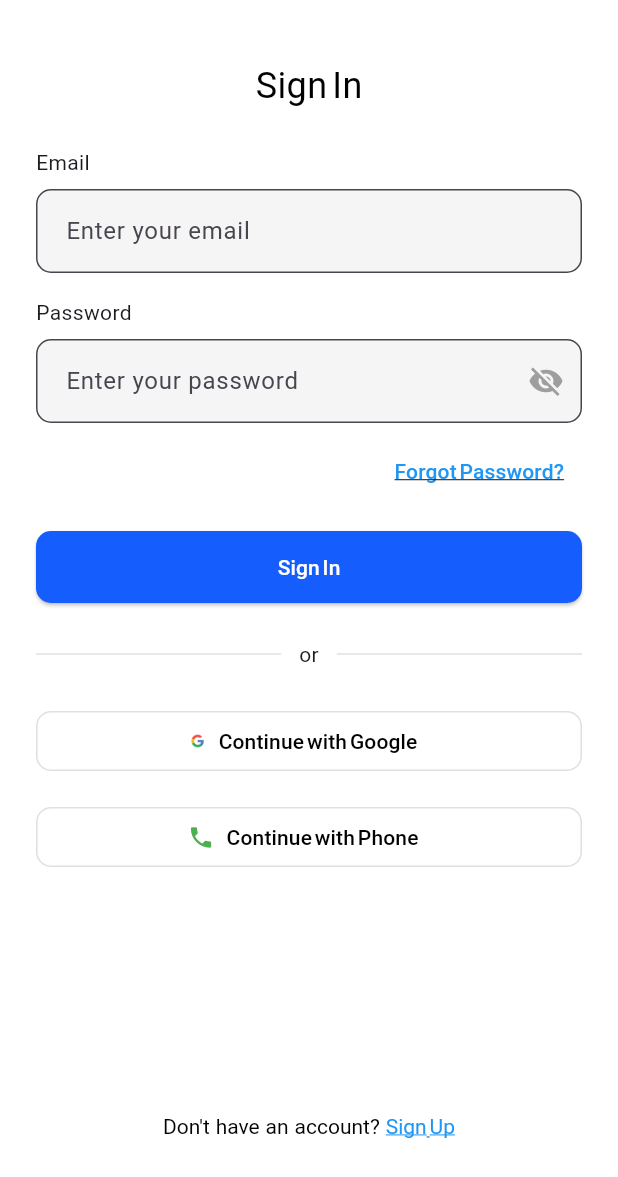
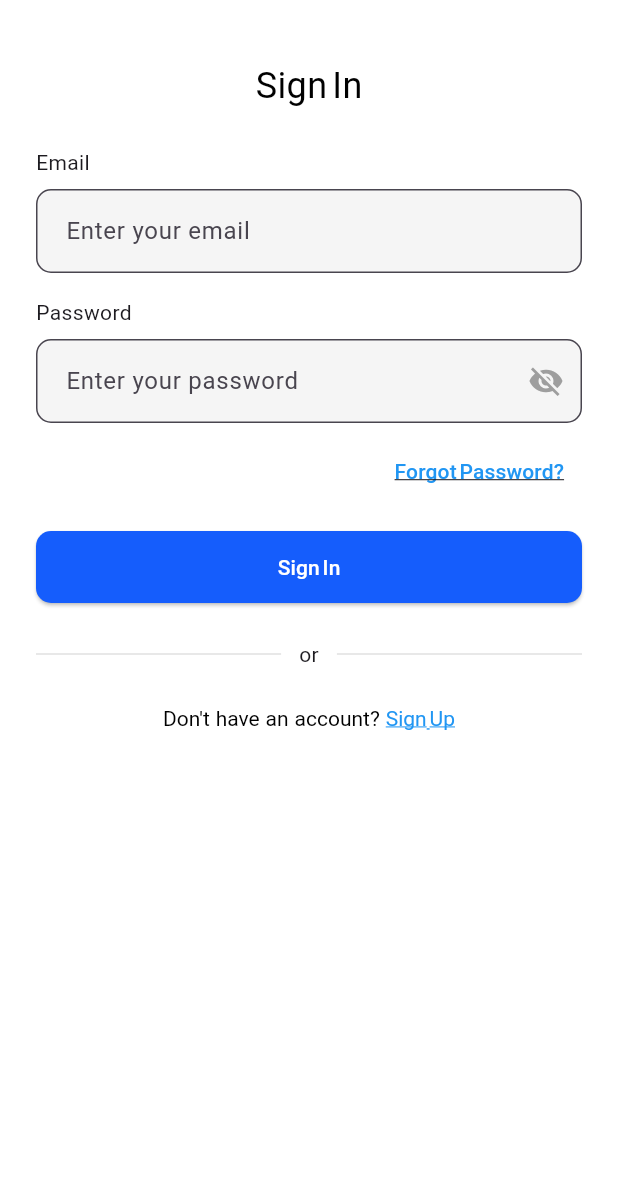
Before and after one commit to nhahub/NHA-227, a Flutter app: the screen it shows after launch, on a phone screen of 412 x 824 dp. Shown: the top 1177 px of the screen. Run offline on Flutter 3.47's test engine with Material 3 defaults, Android fonts, the phone set to English and light mode, and no system bars; our stand-ins replace bloc, cloud_firestore, firebase_auth, firebase_core, flutter_bloc, go_router and 4 more; accounts and stored records are empty.

Commit message:
3la allah

```diff
--- a/lib/screens/auth/signin_screen.dart
+++ b/lib/screens/auth/signin_screen.dart
@@ -167,39 +167,9 @@ class _SignInScreenState extends State<SignInScreen> {
                     const SizedBox(height: 24),
 
                     // Google Button
-                    OutlinedButton.icon(
-                      icon: Image.asset('assets/images/google_logo.png',
-                          width: 12, height: 12),
-                      label: const Text('Continue with Google',
-                          style: TextStyle(color: Colors.black)),
-                      style: OutlinedButton.styleFrom(
-                        side: BorderSide(color: Colors.grey[300]!),
-                        backgroundColor: Colors.white,
-                        shape: RoundedRectangleBorder(
-                            borderRadius: BorderRadius.circular(10)),
-                      ),
-                      onPressed: isLoading
-                          ? null
-                          : () => context
-                          .read<AuthBloc>()
-                          .add(GoogleSignInEvent()),
-                    ),
-                    const SizedBox(height: 16),
 
                     // Phone button (restored)
-                    OutlinedButton.icon(
-                      icon: const Icon(Icons.phone, color: Colors.green),
-                      label: const Text('Continue with Phone',
-                          style: TextStyle(color: Colors.black)),
-                      style: OutlinedButton.styleFrom(
-                        side: BorderSide(color: Colors.grey[300]!),
-                        backgroundColor: Colors.white,
-                        shape: RoundedRectangleBorder(
-                            borderRadius: BorderRadius.circular(10)),
-                      ),
-                      onPressed: () => context.go('/phone_sign_in'),
-                    ),
-                    const SizedBox(height: 160),
+
 
                     // Sign Up link
                     Center(
```
Also changed, not shown: pubspec.lock, 1 other file.
